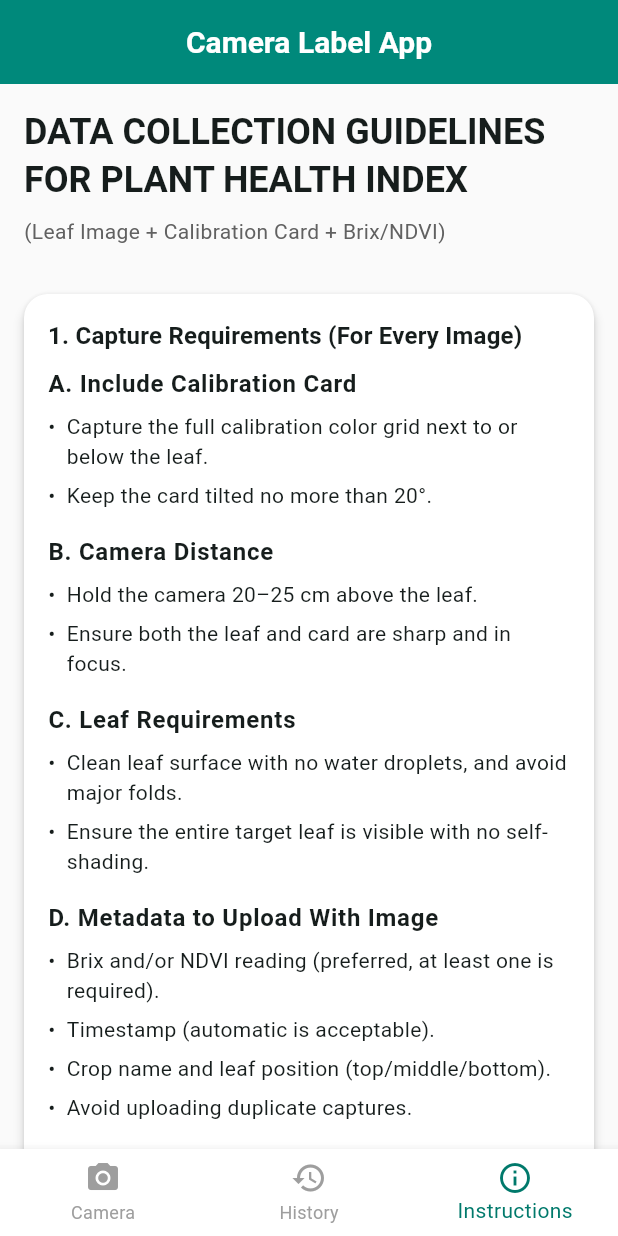
After one commit to sreyas009/plant_health, a Flutter app: the screen it shows after launch, item 3 of the bottom bar chosen, on a phone screen of 412 x 824 dp. The commit adds this screen. Run offline on Flutter 3.47's test engine with Material 3 defaults, Android fonts, the phone set to English and light mode, and no system bars; our stand-ins replace image_picker.

Commit message:
added instructions

```diff
--- a/lib/main.dart
+++ b/lib/main.dart
@@ -3,6 +3,7 @@ import 'package:provider/provider.dart';
 import 'providers/image_provider.dart';
 import 'screens/camera_screen.dart';
 import 'screens/history_screen.dart';
+import 'screens/instructions_screen.dart';
 
 void main() {
   runApp(
@@ -20,7 +21,11 @@ class MyApp extends StatefulWidget {
 class _MyAppState extends State<MyApp> {
   int _index = 0;
 
-  final List<Widget> _screens = [const CameraScreen(), const HistoryScreen()];
+  final List<Widget> _screens = [
+    const CameraScreen(),
+    const HistoryScreen(),
+    const InstructionsScreen(),
+  ];
 
   @override
   Widget build(BuildContext context) {
@@ -95,6 +100,10 @@ class _MyAppState extends State<MyApp> {
               icon: Icon(Icons.history),
               label: "History",
             ),
+            BottomNavigationBarItem(
+              icon: Icon(Icons.info_outline),
+              label: "Instructions",
+            ),
           ],
         ),
         body: _screens[_index],
--- /dev/null
+++ b/lib/screens/instructions_screen.dart
@@ -0,0 +1,295 @@
+import 'package:flutter/material.dart';
+
+class InstructionsScreen extends StatelessWidget {
+  const InstructionsScreen({super.key});
+
+  Widget _sectionTitle(String title, BuildContext context) {
+    return Text(
+      title,
+      style: Theme.of(
+        context,
+      ).textTheme.titleMedium?.copyWith(fontWeight: FontWeight.w600),
+    );
+  }
+
+  Widget _sectionCard(Widget child) {
+    return Card(
+      margin: const EdgeInsets.symmetric(vertical: 8),
+      child: Padding(
+        padding: const EdgeInsets.symmetric(horizontal: 16, vertical: 16),
+        child: child,
+      ),
+    );
+  }
+
+  Widget _listPoint(String text) {
+    return Padding(
+      padding: const EdgeInsets.only(bottom: 6),
+      child: Row(
+        crossAxisAlignment: CrossAxisAlignment.start,
+        children: [
+          const Text("•  ", style: TextStyle(fontSize: 14)),
+          Expanded(
+            child: Text(
+              text,
+              style: const TextStyle(fontSize: 14, height: 1.4),
+            ),
+          ),
+        ],
+      ),
+    );
+  }
+
+  @override
+  Widget build(BuildContext context) {
+    final theme = Theme.of(context);
+    return SingleChildScrollView(
+      padding: const EdgeInsets.fromLTRB(16, 16, 16, 32),
+      child: Column(
+        crossAxisAlignment: CrossAxisAlignment.stretch,
+        children: [
+          Text(
+            "DATA COLLECTION GUIDELINES FOR PLANT HEALTH INDEX",
+            style: theme.textTheme.headlineSmall?.copyWith(
+              fontWeight: FontWeight.bold,
+            ),
+          ),
+          const SizedBox(height: 8),
+          Text(
+            "(Leaf Image + Calibration Card + Brix/NDVI)",
+            style: theme.textTheme.bodyMedium?.copyWith(
+              color: Colors.grey[700],
+            ),
+          ),
+          const SizedBox(height: 24),
+
+          _sectionCard(
+            Column(
+              crossAxisAlignment: CrossAxisAlignment.start,
+              children: [
+                _sectionTitle(
+                  "1. Capture Requirements (For Every Image)",
+                  context,
+                ),
+                const SizedBox(height: 8),
+                Text(
+                  "A. Include Calibration Card",
+                  style: theme.textTheme.bodyLarge?.copyWith(
+                    fontWeight: FontWeight.w600,
+                  ),
+                ),
+                const SizedBox(height: 6),
+                _listPoint(
+                  "Capture the full calibration color grid next to or below the leaf.",
+                ),
+                _listPoint("Keep the card tilted no more than 20°."),
+                const SizedBox(height: 10),
+                Text(
+                  "B. Camera Distance",
+                  style: theme.textTheme.bodyLarge?.copyWith(
+                    fontWeight: FontWeight.w600,
+                  ),
+                ),
+                const SizedBox(height: 6),
+                _listPoint("Hold the camera 20–25 cm above the leaf."),
+                _listPoint(
+                  "Ensure both the leaf and card are sharp and in focus.",
+                ),
+                const SizedBox(height: 10),
+                Text(
+                  "C. Leaf Requirements",
+                  style: theme.textTheme.bodyLarge?.copyWith(
+                    fontWeight: FontWeight.w600,
+                  ),
+                ),
+                const SizedBox(height: 6),
+                _listPoint(
+                  "Clean leaf surface with no water droplets, and avoid major folds.",
+                ),
+                _listPoint(
+                  "Ensure the entire target leaf is visible with no self-shading.",
+                ),
+                const SizedBox(height: 10),
+                Text(
+                  "D. Metadata to Upload With Image",
+                  style: theme.textTheme.bodyLarge?.copyWith(
+                    fontWeight: FontWeight.w600,
+                  ),
+                ),
+                const SizedBox(height: 6),
+                _listPoint(
+                  "Brix and/or NDVI reading (preferred, at least one is required).",
+                ),
+                _listPoint("Timestamp (automatic is acceptable)."),
+                _listPoint("Crop name and leaf position (top/middle/bottom)."),
+                _listPoint("Avoid uploading duplicate captures."),
+                const SizedBox(height: 10),
+                Text(
+                  "NOTE: Upload at least one measurement (Brix OR NDVI). If possible, upload both for richer training data.",
+                  style: theme.textTheme.bodySmall?.copyWith(
+                    color: theme.colorScheme.primary,
+                  ),
+                ),
+              ],
+            ),
+          ),
+
+          _sectionCard(
+            Column(
+              crossAxisAlignment: CrossAxisAlignment.start,
+              children: [
+                _sectionTitle("2. Lighting Scenarios to Collect", context),
+                const SizedBox(height: 6),
+                Text(
+                  "Collect images under three lighting conditions to help color correction and nitrogen estimation.",
+                  style: theme.textTheme.bodyMedium,
+                ),
+                const SizedBox(height: 14),
+                Text(
+                  "Scenario 1 — Ideal Lighting (Normal Light)",
+                  style: theme.textTheme.bodyLarge?.copyWith(
+                    fontWeight: FontWeight.w600,
+                  ),
+                ),
+                const SizedBox(height: 6),
+                _listPoint(
+                  "Balanced exposure and natural colors with bright daylight or diffused shade.",
+                ),
+                _listPoint(
+                  "No glare, no hard shadows, calibration card looks normal.",
+                ),
+                _listPoint(
+                  "Collect 15–20 samples per leaf type with and without measurements.",
+                ),
+                const SizedBox(height: 10),
+                Text(
+                  "Scenario 2 — Overexposed Lighting (High Brightness)",
+                  style: theme.textTheme.bodyLarge?.copyWith(
+                    fontWeight: FontWeight.w600,
+                  ),
+                ),
+                const SizedBox(height: 6),
+                _listPoint(
+                  "Direct sunlight with bright white glare, leaf looks lighter or shiny.",
+                ),
+                _listPoint("Calibration card appears slightly washed."),
+                _listPoint(
+                  "Collect 10–15 samples, showing reflection areas and multiple angles.",
+                ),
+                const SizedBox(height: 10),
+                Text(
+                  "Scenario 3 — Underexposed Lighting (Low Light / Shade)",
+                  style: theme.textTheme.bodyLarge?.copyWith(
+                    fontWeight: FontWeight.w600,
+                  ),
+                ),
+                const SizedBox(height: 6),
+                _listPoint(
+                  "Low ambient light, darker leaf colors, partial shadows.",
+                ),
+                _listPoint("Calibration card looks darker than normal."),
+                _listPoint(
+                  "Collect 10–15 samples, vary shadow direction and leaf coverage.",
+                ),
+              ],
+            ),
+          ),
+
+          _sectionCard(
+            Column(
+              crossAxisAlignment: CrossAxisAlignment.start,
+              children: [
+                _sectionTitle(
+                  "3. Additional Variations Needed for Robust Dataset",
+                  context,
+                ),
+                const SizedBox(height: 8),
+                Text(
+                  "A. Angle Variations",
+                  style: theme.textTheme.bodyLarge?.copyWith(
+                    fontWeight: FontWeight.w600,
+                  ),
+                ),
+                _listPoint("Top-down shots."),
+                _listPoint("Slight tilt left/right (10–20°)."),
+                _listPoint("45° diagonal shots for select samples."),
+                const SizedBox(height: 6),
+                Text(
+                  "B. Calibration Card Variations",
+                  style: theme.textTheme.bodyLarge?.copyWith(
+                    fontWeight: FontWeight.w600,
+                  ),
+                ),
+                _listPoint("Card can be left, right, or below the leaf."),
+                _listPoint(
+                  "Slight rotation (~10°) is acceptable but keep the grid fully visible.",
+                ),
+                const SizedBox(height: 6),
+                Text(
+                  "C. Distance Variations",
+                  style: theme.textTheme.bodyLarge?.copyWith(
+                    fontWeight: FontWeight.w600,
+                  ),
+                ),
+                _listPoint(
+                  "20 cm standard, 25–30 cm for wider framing, 15–18 cm for close-ups.",
+                ),
+                _listPoint("Avoid being too close to prevent distortion."),
+                const SizedBox(height: 6),
+                Text(
+                  "D. Leaf Condition Variations",
+                  style: theme.textTheme.bodyLarge?.copyWith(
+                    fontWeight: FontWeight.w600,
+                  ),
+                ),
+                _listPoint(
+                  "Healthy green, slight chlorosis, yellowish, dark green, damaged, and aging leaves.",
+                ),
+                _listPoint("These variations improve nitrogen classification."),
+              ],
+            ),
+          ),
+
+          _sectionCard(
+            Column(
+              crossAxisAlignment: CrossAxisAlignment.start,
+              children: [
+                _sectionTitle("4. Minimum Dataset Per Site", context),
+                const SizedBox(height: 8),
+                _listPoint("Ideal lighting: 20 images."),
+                _listPoint("Overexposed: 15 images."),
+                _listPoint("Underexposed: 15 images."),
+                _listPoint("Angle variations: 10 images."),
+                _listPoint("Leaf condition variations: 10 images."),
+                const SizedBox(height: 8),
+                Text(
+                  "Total ≈ 60–70 images per crop per field.",
+                  style: theme.textTheme.bodyMedium?.copyWith(
+                    fontWeight: FontWeight.w600,
+                  ),
+                ),
+              ],
+            ),
+          ),
+
+          _sectionCard(
+            Column(
+              crossAxisAlignment: CrossAxisAlignment.start,
+              children: [
+                _sectionTitle("5. Final Checklist Before Upload", context),
+                const SizedBox(height: 8),
+                _listPoint("Calibration card fully visible."),
+                _listPoint("Leaf fully visible."),
+                _listPoint("Image is sharp and not blurry."),
+                _listPoint("Lighting scenario matches metadata."),
+                _listPoint("Distance ~20–25 cm."),
+                _listPoint("Brix and/or NDVI recorded."),
+                _listPoint("No duplicate captures."),
+              ],
+            ),
+          ),
+        ],
+      ),
+    );
+  }
+}
```
